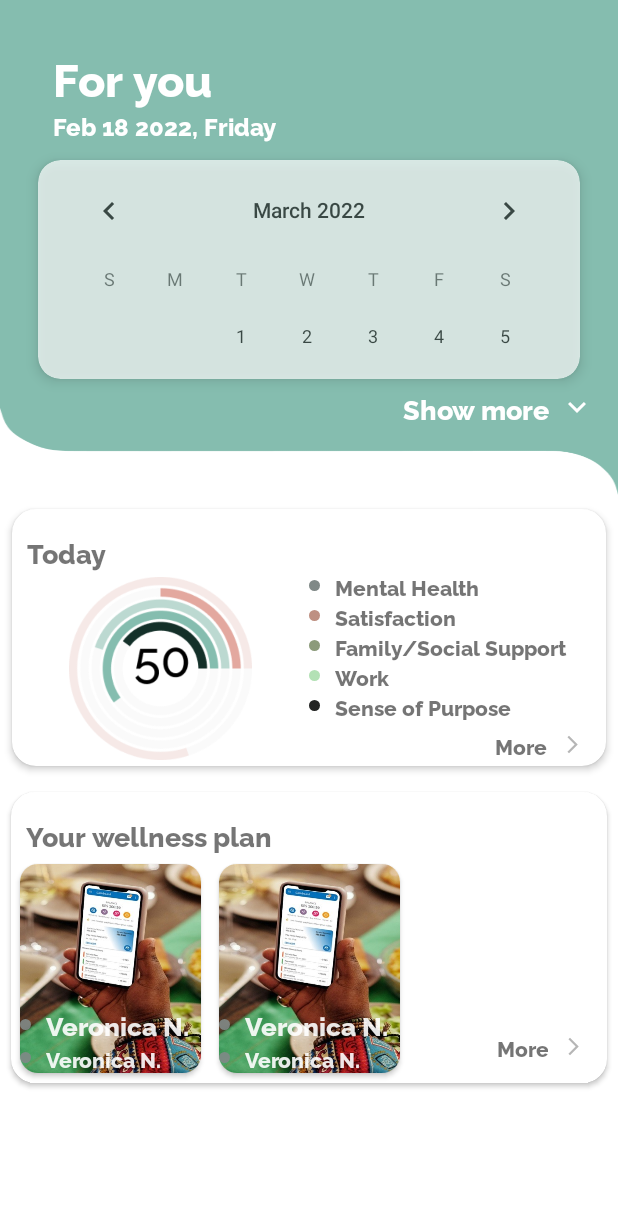
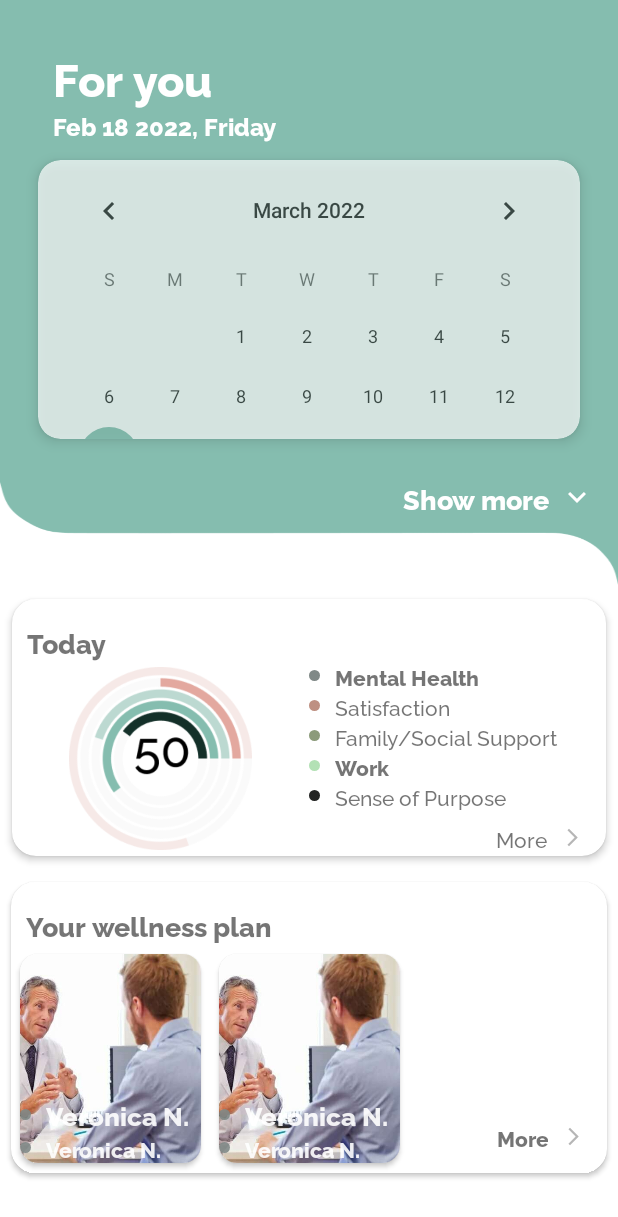
Before and after one commit to bensalcie/ShamiriHealth, an Android app: the screen it shows after launch (MainActivity), on a phone screen of 412 x 824 dp. Shown: the top 1217 px of the screen. Run offline under Robolectric (Android 15) with nearby library versions, the phone set to English and light mode, and no system bars.

Commit message:
Added screenshots

```diff
--- a/app/src/main/res/layout/activity_main.xml
+++ b/app/src/main/res/layout/activity_main.xml
@@ -13,7 +13,7 @@
         <RelativeLayout
             android:layout_width="match_parent"
             android:background="@drawable/myhead"
-            android:layout_height="330dp">
+            android:layout_height="390dp">
 
             <com.google.android.material.textview.MaterialTextView
                 android:id="@+id/toptext"
@@ -46,14 +46,14 @@
                 android:layout_alignParentBottom="true"
                 android:layout_gravity="end"
                 android:layout_marginTop="14dp"
-                android:onClick="movetoSecondPage"
                 android:layout_marginEnd="15dp"
+                android:layout_marginBottom="45dp"
 
-                android:layout_marginBottom="45dp"
                 android:drawableEnd="@drawable/ic_baseline_keyboard_arrow_down_24"
                 android:drawablePadding="6dp"
+                android:fontFamily="@font/raleway_extrabold"
 
-                android:fontFamily="@font/raleway_extrabold"
+                android:onClick="movetoSecondPage"
                 android:text="Show more"
                 android:textColor="@color/white"
                 android:textSize="18sp"
@@ -61,23 +61,25 @@
 
             <com.google.android.material.circularreveal.cardview.CircularRevealCardView
                 android:layout_width="match_parent"
-                 android:layout_below="@id/secondtext"
+                android:layout_height="210dp"
+                android:layout_below="@id/secondtext"
+                android:layout_marginStart="15dp"
+                android:layout_marginEnd="15dp"
+                android:alpha="0.7"
+                android:background="@android:color/transparent"
+                android:backgroundTint="@color/white"
+                app:cardCornerRadius="15dp"
                 app:cardElevation="5dp"
-                android:backgroundTint="@color/white"
-                app:cardUseCompatPadding="true"
-                android:alpha="0.7"
-                app:cardCornerRadius="15dp"
-                android:layout_marginStart="15dp"
-                android:background="@android:color/transparent"
-                android:layout_marginEnd="15dp"
                 app:cardPreventCornerOverlap="true"
-                android:layout_height="170dp">
+                app:cardUseCompatPadding="true">
+
                 <CalendarView
                     android:layout_width="match_parent"
                     android:layout_height="match_parent"
                     android:layout_below="@id/secondtext"
                     android:layout_marginStart="5dp"
                     android:layout_marginEnd="5dp"
+                    android:onClick="movetoSecondPage"
                     android:textAlignment="center" />
             </com.google.android.material.circularreveal.cardview.CircularRevealCardView>
 
@@ -136,7 +138,7 @@
                                 android:text="Satisfaction"
                                 android:drawablePadding="10dp"
                                 android:drawableStart="@drawable/orange_dot"
-                                android:fontFamily="@font/raleway_extrabold"
+                                android:fontFamily="@font/raleway_medium"
 
                                 android:layout_height="wrap_content"/>
                             <com.google.android.material.textview.MaterialTextView
@@ -144,7 +146,7 @@
                                 android:text="Family/Social Support"
                                 android:drawablePadding="10dp"
                                 android:drawableStart="@drawable/light_green_dot"
-                                android:fontFamily="@font/raleway_extrabold"
+                                android:fontFamily="@font/raleway_medium"
 
                                 android:layout_height="wrap_content"/>
 
@@ -161,22 +163,21 @@
                                 android:text="Sense of Purpose"
                                 android:drawablePadding="10dp"
                                 android:drawableStart="@drawable/black_dot"
-                                android:fontFamily="@font/raleway_extrabold"
-
+                                android:fontFamily="@font/raleway_medium"
                                 android:layout_height="wrap_content"/>
 
                             <com.google.android.material.textview.MaterialTextView
                                 android:layout_width="wrap_content"
+                                android:layout_height="wrap_content"
+                                android:layout_gravity="end"
+                                android:layout_marginTop="8dp"
+                                android:layout_marginEnd="15dp"
+                                android:onClick="movetoSecondPage"
+                                android:drawableEnd="@drawable/ic_baseline_arrow_forward_ios_24"
+                                android:drawablePadding="10dp"
+                                android:fontFamily="@font/raleway_medium"
                                 android:text="More"
-                                android:layout_marginEnd="15dp"
-                                android:layout_marginTop="6dp"
-                                android:fontFamily="@font/raleway_extrabold"
-
-                                android:layout_gravity="end"
-                                android:drawablePadding="10dp"
-                                android:textSize="14sp"
-                                android:drawableEnd="@drawable/ic_baseline_arrow_forward_ios_24"
-                                android:layout_height="wrap_content"/>
+                                android:textSize="14sp" />
                         </LinearLayout>
 
                     </LinearLayout>
@@ -189,7 +190,6 @@
                 app:cardElevation="2dp"
                 app:cardUseCompatPadding="true"
                 app:cardCornerRadius="16dp"
-
                 android:layout_height="210dp">
                 <LinearLayout
                     android:orientation="vertical"
@@ -223,7 +223,7 @@
                                     android:layout_width="match_parent"
                                     android:layout_height="match_parent"
                                     android:scaleType="centerCrop"
-                                    android:src="@drawable/bac" />
+                                    android:src="@drawable/patientdocto" />
 
                                 <com.google.android.material.textview.MaterialTextView
                                     android:id="@+id/titlefirst"
@@ -271,7 +271,7 @@
                                     android:layout_width="match_parent"
                                     android:layout_height="match_parent"
                                     android:scaleType="centerCrop"
-                                    android:src="@drawable/bac" />
+                                    android:src="@drawable/patientdocto" />
 
                                 <com.google.android.material.textview.MaterialTextView
                                     android:id="@+id/title1first"
--- a/app/src/main/res/values-night/themes.xml
+++ /dev/null
@@ -1,16 +0,0 @@
-<resources xmlns:tools="http://schemas.android.com/tools">
-    <!-- Base application theme. -->
-    <style name="Theme.AsessementApp" parent="Theme.MaterialComponents.DayNight.DarkActionBar">
-        <!-- Primary brand color. -->
-        <item name="colorPrimary">@color/purple_200</item>
-        <item name="colorPrimaryVariant">@color/purple_700</item>
-        <item name="colorOnPrimary">@color/black</item>
-        <!-- Secondary brand color. -->
-        <item name="colorSecondary">@color/teal_200</item>
-        <item name="colorSecondaryVariant">@color/teal_200</item>
-        <item name="colorOnSecondary">@color/black</item>
-        <!-- Status bar color. -->
-        <item name="android:statusBarColor" tools:targetApi="l">?attr/colorPrimaryVariant</item>
-        <!-- Customize your theme here. -->
-    </style>
-</resources>
--- a/app/src/main/res/values/themes.xml
+++ b/app/src/main/res/values/themes.xml
@@ -1,6 +1,6 @@
 <resources xmlns:tools="http://schemas.android.com/tools">
     <!-- Base application theme. -->
-    <style name="Theme.AsessementApp" parent="Theme.MaterialComponents.DayNight.DarkActionBar">
+    <style name="Theme.AsessementApp" parent="Theme.MaterialComponents.Light.DarkActionBar">
         <!-- Primary brand color. -->
         <item name="colorPrimary">@color/purple_500</item>
         <item name="colorPrimaryVariant">@color/purple_700</item>
```
Also changed, not shown: app/src/main/res/drawable-v24/arrowme.png (added), app/src/main/res/drawable-v24/curved_corners.xml (renamed from app/src/main/res/drawable/curved_corners.xml), app/src/main/res/drawable-v24/horgraph.png (added), app/src/main/res/drawable-v24/horizontal_line.xml (renamed from app/src/main/res/drawable/horizontal_line.xml), app/src/main/res/drawable-v24/ic_baseline_keyboard_arrow_left_24.xml (renamed from app/src/main/res/drawable/ic_baseline_keyboard_arrow_left_24.xml).
